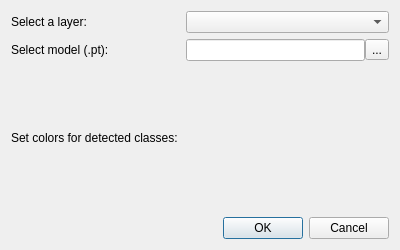
The window that yolo_plugin/yolo_plugin_dialog_base.ui (mateusz29/qgis-yolo-plugin) describes before a commit, drawn with Qt 5.
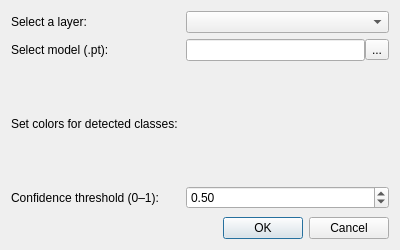
The same window after the commit.

Commit message: Add confidence threshold setting to YOLO Plugin UI

Diff of the .ui file:
```diff
--- a/yolo_plugin/yolo_plugin_dialog_base.ui
+++ b/yolo_plugin/yolo_plugin_dialog_base.ui
@@ -70,6 +70,29 @@
        </property>
       </layout>
      </item>
+     <item row="3" column="0">
+      <widget class="QLabel" name="label_confidence">
+       <property name="text">
+        <string>Confidence threshold (0–1):</string>
+       </property>
+      </widget>
+     </item>
+     <item row="3" column="1">
+      <widget class="QDoubleSpinBox" name="spinBox_confidence">
+       <property name="minimum">
+        <double>0.000000000000000</double>
+       </property>
+       <property name="maximum">
+        <double>1.000000000000000</double>
+       </property>
+       <property name="singleStep">
+        <double>0.050000000000000</double>
+       </property>
+       <property name="value">
+        <double>0.500000000000000</double>
+       </property>
+      </widget>
+     </item>
     </layout>
    </item>
    <item>
```
The commit also changes 2 other files.
